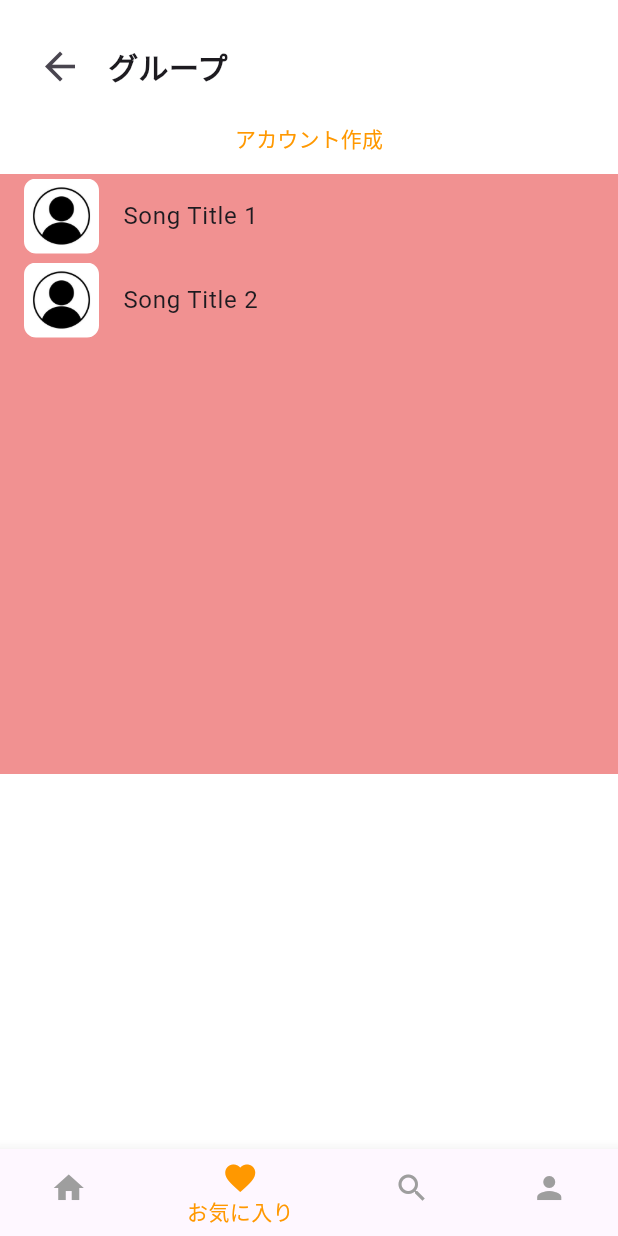
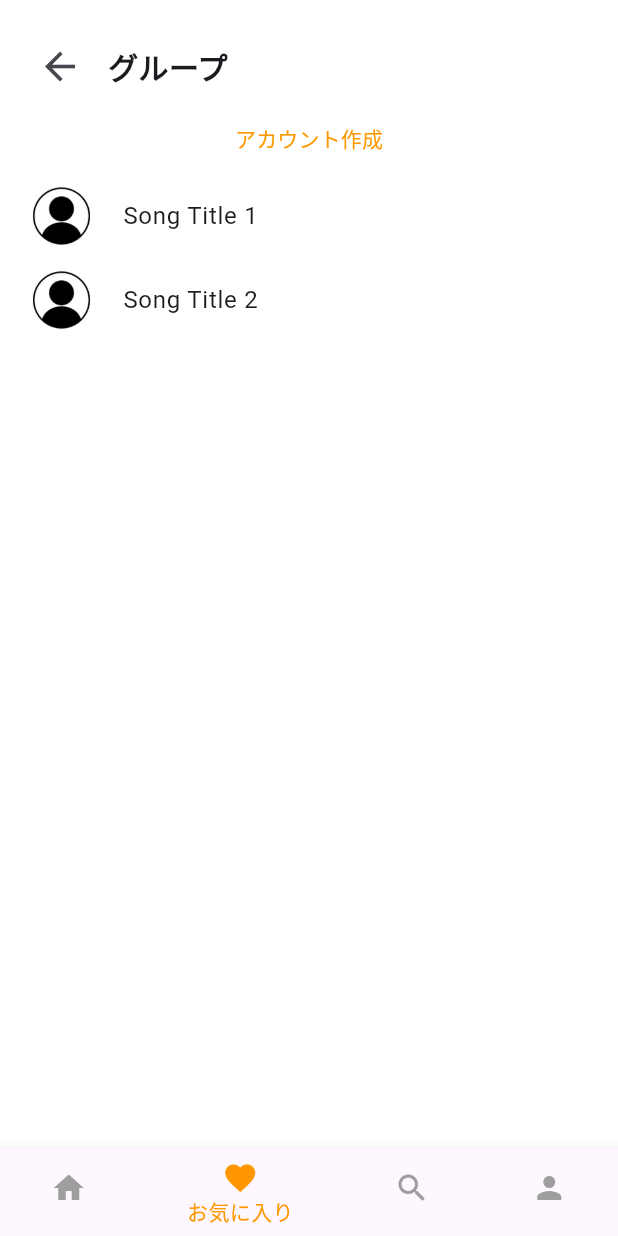
Before and after one commit to Ktento/breman-front, a Flutter app: the GroupView screen opened directly, on a phone screen of 412 x 824 dp. Run offline on Flutter 3.47's test engine with Material 3 defaults, Android fonts, the phone set to English and light mode, and no system bars; missing offline and left inert: dart:ffi.

Commit message:
背景色を変更

```diff
--- a/lib/group_view.dart
+++ b/lib/group_view.dart
@@ -73,7 +73,7 @@ class _GroupViewState extends State<GroupView> {
 
             // グループリスト
             Container(
-              color: const Color.fromARGB(158, 233, 78, 78),
+              color: const Color.fromARGB(158, 255, 255, 255),
               width: MediaQuery.of(context).size.width,
               height: 400,
               child: ListView.builder(
```
